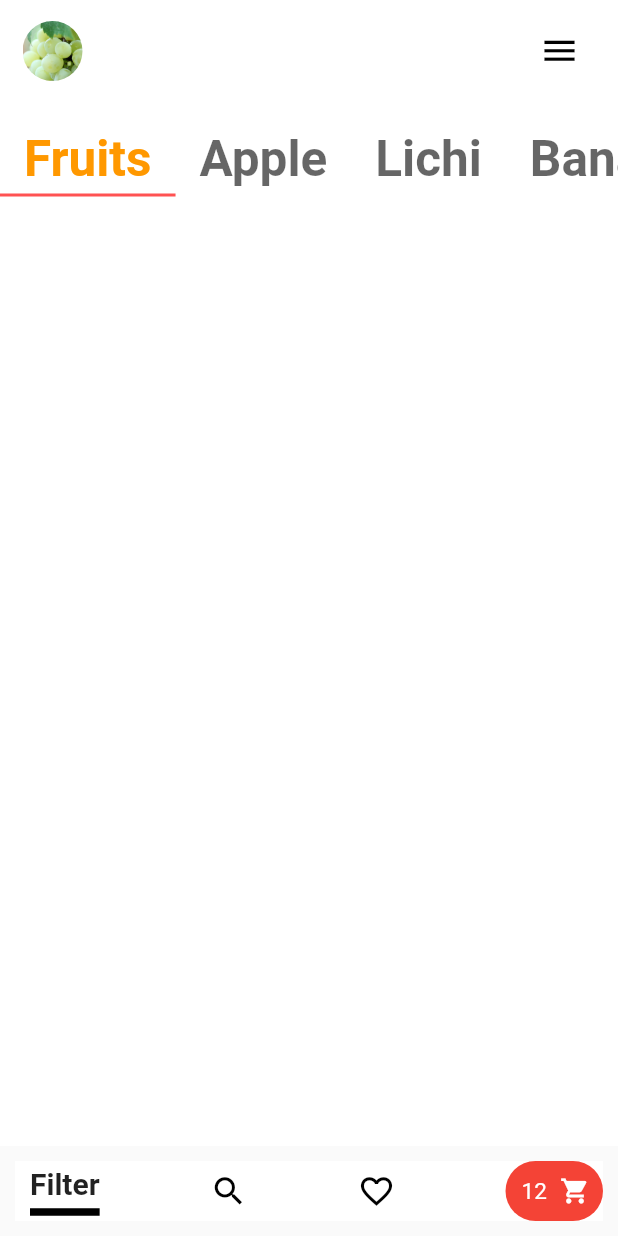
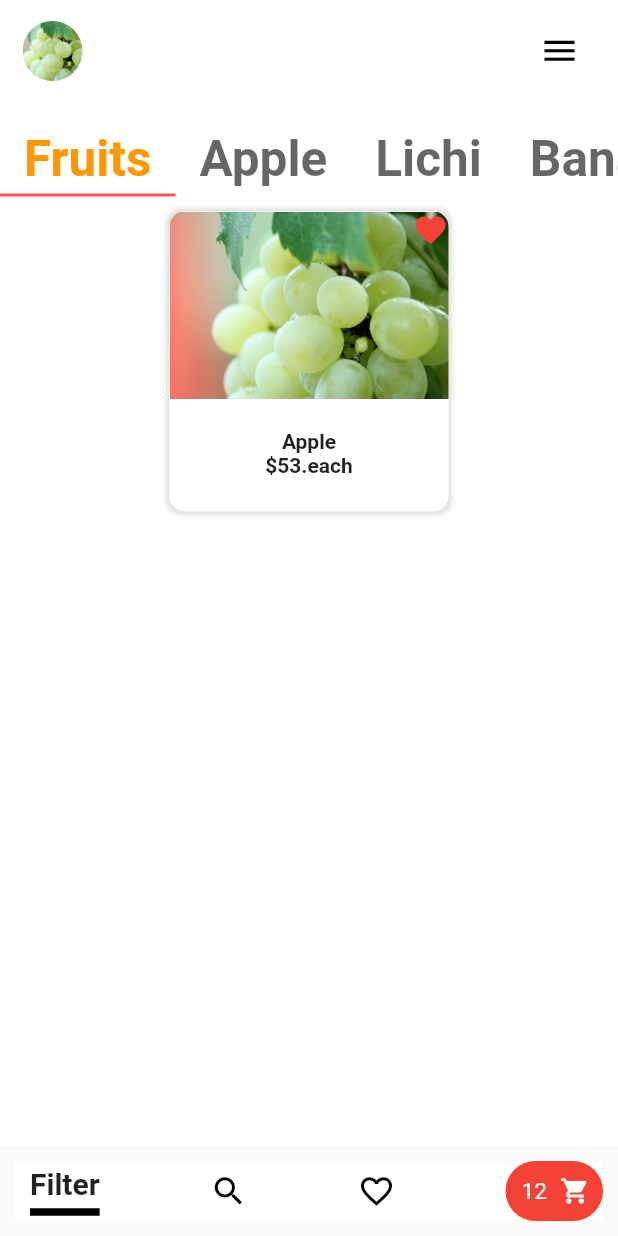
Before and after one commit to Yazdani1/Flutter-FruitsApp-UI-Design, a Flutter app: the screen it shows after launch, on a phone screen of 412 x 824 dp. Run offline on Flutter 3.47's test engine with Material 2 defaults, Android fonts, the phone set to English and light mode, and no system bars.

Commit message:
Fourth Commit

```diff
--- /dev/null
+++ b/lib/FruitsPage.dart
@@ -0,0 +1,90 @@
+import 'package:flutter/material.dart';
+
+class FruitPage extends StatefulWidget {
+  @override
+  _FruitPageState createState() => new _FruitPageState();
+}
+
+class _FruitPageState extends State<FruitPage> {
+  @override
+  Widget build(BuildContext context) {
+    return new ListView(
+      children: <Widget>[
+
+        Row(
+          mainAxisAlignment: MainAxisAlignment.spaceEvenly,
+          children: <Widget>[
+
+            new Column(
+              children: <Widget>[
+                getCard("assets/a.jpg", "Apple", "53.", true),
+              ],
+            )
+
+
+          ],
+        )
+
+      ],
+    );
+  }
+
+  Widget getCard(String imagePath,String name,String price,bool iffab){
+    return Padding(
+      padding: EdgeInsets.all(10.0),
+      child: new Container(
+        height: 200.0,
+        width: (MediaQuery.of(context).size.width/2)-20.0,
+        decoration: BoxDecoration(
+          color: Colors.white,
+          borderRadius: BorderRadius.circular(10.0),
+          boxShadow: [
+            BoxShadow(
+              blurRadius: 2.0,
+              color: Colors.grey.withOpacity(0.3),
+              spreadRadius: 2.0
+            )
+          ]
+        ),//box decoration
+        child: new Column(
+          children: <Widget>[
+            Stack(
+              children: <Widget>[
+                Container(
+                  height: 125.0,
+                  decoration: BoxDecoration(
+                    borderRadius: BorderRadius.only(topLeft:Radius.circular(10.0),topRight: Radius.circular(10.0)),
+                    image: DecorationImage(
+                        image: AssetImage(imagePath),
+                      fit: BoxFit.cover
+                    )
+                  ),
+                ),//end container
+                Align(
+                  alignment: Alignment.topRight,
+                  child: iffab ? Icon(Icons.favorite,color: Colors.red):Icon(Icons.favorite_border,color: Colors.red,),
+                )
+              ],
+            ),//Stack end..
+            SizedBox(height: 20.0,),
+            new Text(
+              name,
+              style: TextStyle(
+                fontSize: 14.0,
+                fontWeight: FontWeight.bold
+              ),
+            ),
+            new Text(
+              '\$'+price+'each',
+                style: TextStyle(
+                fontSize: 14.0,
+                fontWeight: FontWeight.bold
+            ),
+            )
+          ],
+        ),
+      ),//container
+    );
+  }
+
+}
--- a/lib/HomePage.dart
+++ b/lib/HomePage.dart
@@ -1,4 +1,5 @@
 import 'package:flutter/material.dart';
+import 'FruitsPage.dart';
 
 class Home extends StatefulWidget {
   @override
@@ -13,7 +14,7 @@ class _HomeState extends State<Home>with SingleTickerProviderStateMixin {
   void initState() {
     // TODO: implement initState
     super.initState();
-    tabController=TabController(length: 3, vsync: this);
+    tabController=TabController(length: 4, vsync: this);
   }
 
   @override
@@ -110,7 +111,10 @@ class _HomeState extends State<Home>with SingleTickerProviderStateMixin {
             child: new TabBarView(
               controller: tabController,
               children: <Widget>[
-
+                new FruitPage(),
+                new FruitPage(),
+                new FruitPage(),
+                new FruitPage()
               ],
             ),
           ),//container for tabbar view end
```
